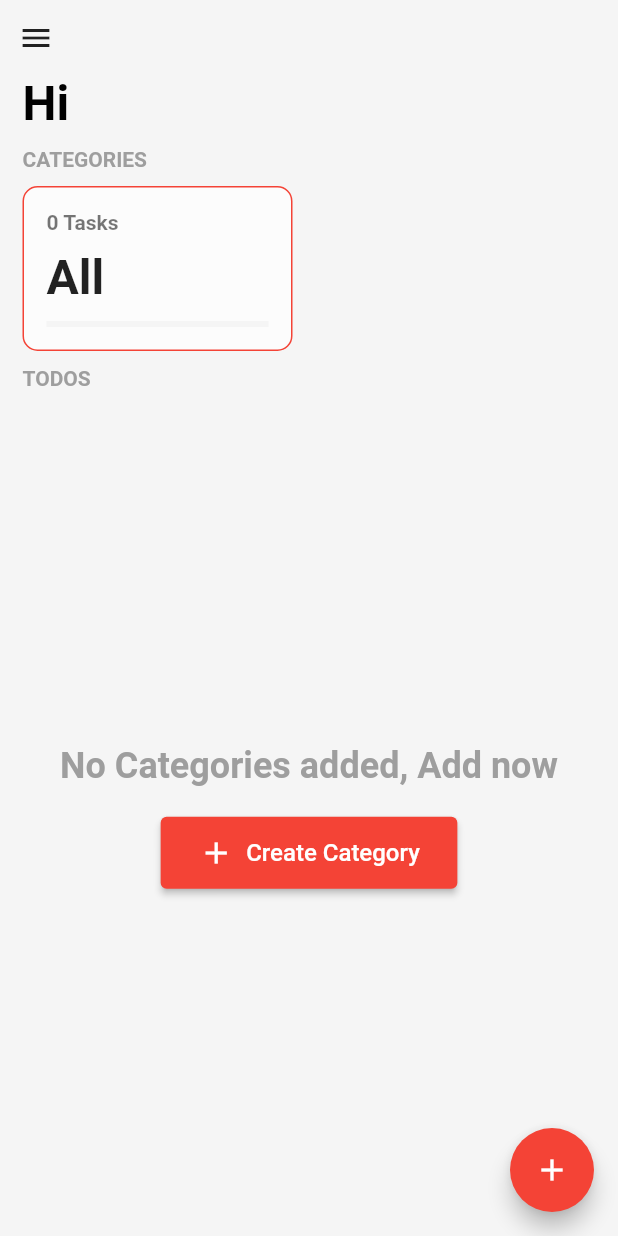
After one commit to Imagine-Me/todo, a Flutter app: the HomeScreen screen opened by its route, on a phone screen of 412 x 824 dp. The commit adds this screen. Run offline on Flutter 3.47's test engine with Material 2 defaults, Android fonts, the phone set to English and light mode, and no system bars; our stand-ins replace bloc, drift, equatable, flutter_bloc; accounts and stored records are empty; generated files the repository leaves out were written again.

Commit message:
refactor home page

```diff
--- a/lib/src/presentation/routes/todo_router.dart
+++ b/lib/src/presentation/routes/todo_router.dart
@@ -1,6 +1,6 @@
 import 'package:flutter/material.dart';
 import 'package:todo/src/presentation/screens/category.dart';
-import 'package:todo/src/presentation/screens/home.dart';
+import 'package:todo/src/presentation/screens/home/home.dart';
 import 'package:todo/src/presentation/screens/initial.dart';
 
 class TodoRouter {
--- /dev/null
+++ b/lib/src/presentation/screens/home/components/add_category.dart
@@ -0,0 +1,34 @@
+import 'package:flutter/material.dart';
+
+class AddCategory extends StatelessWidget {
+  const AddCategory({Key? key}) : super(key: key);
+
+  @override
+  Widget build(BuildContext context) {
+    return Center(
+      child: Column(
+        mainAxisAlignment: MainAxisAlignment.center,
+        children: [
+          Text(
+            'No Categories added, Add now',
+            textAlign: TextAlign.center,
+            style: Theme.of(context).textTheme.headline3,
+          ),
+          const SizedBox(
+            height: 20,
+          ),
+          ElevatedButton.icon(
+            onPressed: () {
+              Navigator.of(context).pushNamed('/category');
+            },
+            icon: const Icon(Icons.add),
+            label: const Text('Create Category'),
+            style: ElevatedButton.styleFrom(
+                padding:
+                    const EdgeInsets.symmetric(vertical: 12, horizontal: 25)),
+          )
+        ],
+      ),
+    );
+  }
+}
--- /dev/null
+++ b/lib/src/presentation/screens/home/components/floating_button.dart
@@ -0,0 +1,16 @@
+import 'package:flutter/material.dart';
+import 'package:todo/src/database/database.dart';
+
+class FloatingButton extends StatelessWidget {
+  const FloatingButton({Key? key, required this.onFloatingActionButtonPressed})
+      : super(key: key);
+  final void Function(BuildContext, TodosCompanion?) onFloatingActionButtonPressed;
+
+  @override
+  Widget build(BuildContext context) {
+    return FloatingActionButton(
+      onPressed: () => onFloatingActionButtonPressed(context, null),
+      child: const Icon(Icons.add),
+    );
+  }
+}
--- /dev/null
+++ b/lib/src/presentation/screens/home/components/sections.dart
@@ -0,0 +1,52 @@
+import 'package:flutter/material.dart';
+import 'package:flutter_bloc/flutter_bloc.dart';
+import 'package:todo/src/logic/bloc/todo/todo_bloc.dart';
+import 'package:todo/src/logic/bloc/user/user_bloc.dart';
+
+List<Widget> topSection() {
+  return [
+    BlocBuilder<UserBloc, UserState>(
+      builder: (context, state) {
+        return Text(
+          'Hi ${state.name}',
+          style: Theme.of(context).textTheme.headline2,
+        );
+      },
+    ),
+    const SizedBox(
+      height: 10,
+    ),
+    Builder(builder: (context) {
+      return Text(
+        'CATEGORIES',
+        style: Theme.of(context).textTheme.headline5,
+      );
+    }),
+    const SizedBox(
+      height: 10,
+    )
+  ];
+}
+
+List<Widget> middleSection() {
+  return [
+    const SizedBox(
+      height: 10,
+    ),
+    BlocBuilder<TodoBloc, TodoState>(
+      builder: (context, state) {
+        String filterString = '';
+        if (state.categoryName != null) {
+          filterString += '( Category: ${state.categoryName} )';
+        }
+        return Text(
+          'TODOS $filterString',
+          style: Theme.of(context).textTheme.headline5,
+        );
+      },
+    ),
+    const SizedBox(
+      height: 5,
+    ),
+  ];
+}
```
Also changed, not shown: lib/src/logic/bloc/todo/todo_bloc.dart (+0 -8 lines), lib/src/presentation/screens/home/components/todo_empty.dart (added, +15 -0 lines), lib/src/presentation/screens/home/home.dart (renamed from lib/src/presentation/screens/home.dart, +8 -98 lines), 1 other file.
